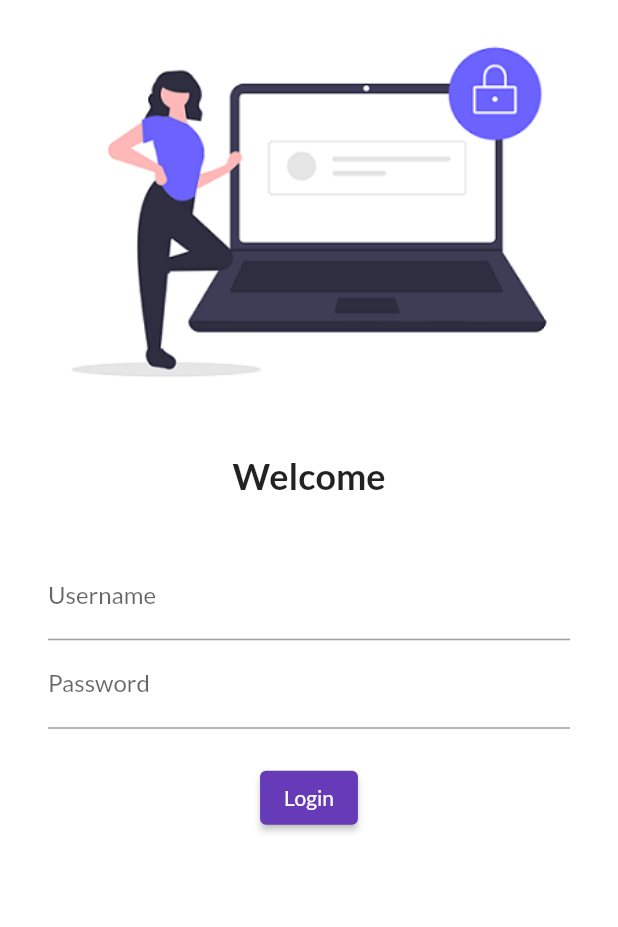
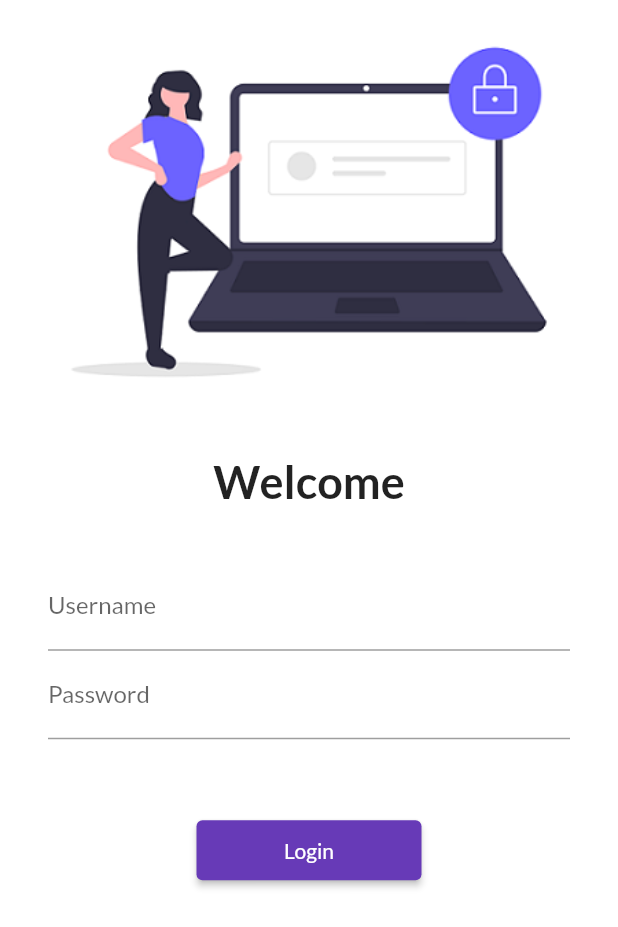
Before and after one commit to Manbarbisht/flutter_app_learn_first-steps, a Flutter app: the screen it shows after launch, on a phone screen of 412 x 824 dp. Shown: the top 927 px of the screen. Run offline on Flutter 3.47's test engine with Material 2 defaults, Android fonts, the phone set to English and light mode, and no system bars; our stand-ins replace google_fonts.

Commit message:
creat loginpage first steps

```diff
--- a/lib/main.dart
+++ b/lib/main.dart
@@ -1,6 +1,7 @@
 import 'package:flutter/material.dart';
 import 'package:flutter_catalog/pages/home_page.dart';
 import 'package:flutter_catalog/pages/loginpage.dart';
+import 'package:flutter_catalog/utils/routes.dart';
 import 'package:google_fonts/google_fonts.dart';
 
 
@@ -22,8 +23,8 @@ class MyApp  extends StatelessWidget {
 
       routes: {
         "/": (context) => const LoginPage(),
-        "/home": (context) => const HomePage(),
-    "/login": (context) => const LoginPage(),
+        MyRoutes.homeRoute: (context) => const HomePage(),
+        MyRoutes.loginRoute: (context) => const LoginPage(),
 
 
       },
--- a/lib/pages/loginpage.dart
+++ b/lib/pages/loginpage.dart
@@ -1,4 +1,5 @@
 import 'package:flutter/material.dart';
+import 'package:flutter_catalog/utils/routes.dart';
 
 class LoginPage extends StatelessWidget {
   const LoginPage({Key? key}) : super(key: key);
@@ -7,13 +8,14 @@ class LoginPage extends StatelessWidget {
   Widget build(BuildContext context) {
     return  Material(
       color: Colors.white,
-      child:  Column(
+      child:  SingleChildScrollView(
+        child: Column(
           children: [Image.asset("assets/images/login_page.png",
             fit: BoxFit.cover,),
             const SizedBox(height: 20,),
             const Text("Welcome",
             style:TextStyle(
-            fontSize: 24,
+              fontSize: 30,
               fontWeight: FontWeight.bold,
             ),
             ),
@@ -34,15 +36,20 @@ class LoginPage extends StatelessWidget {
                     ),
                   ),
                   const SizedBox(
-                height: 22,),
+                  height: 50,),
                   ElevatedButton(
                     child: const Text("Login"),
-                  onPressed: () {},
+                    style: TextButton.styleFrom(
+                        minimumSize: const Size(150,40)),
+                     onPressed: () {
+                      Navigator.pushNamed(context, MyRoutes.homeRoute);
+                     },
                   ),
   ],
               ),
             )
           ],
+        ),
       ));
   }
 }
--- /dev/null
+++ b/lib/utils/routes.dart
@@ -0,0 +1,4 @@
+class MyRoutes{
+  static String loginRoute = "/login";
+  static String homeRoute = "/home";
+}
```
Lines whose indentation alone changed are shown as unchanged.
